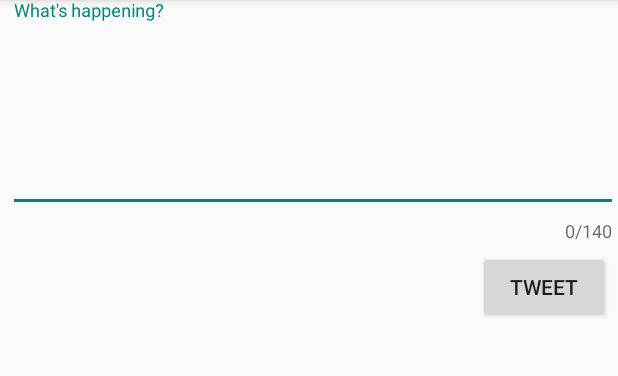
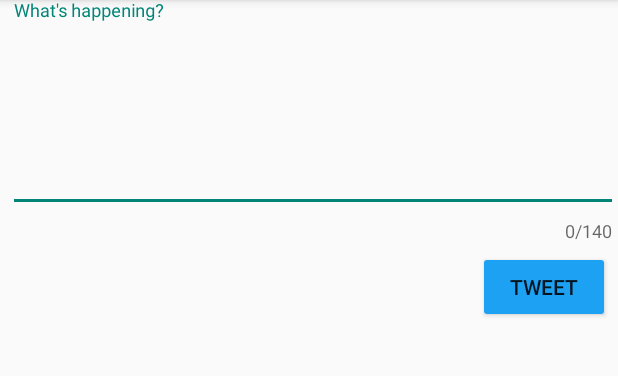
Before and after one commit to fionamei/TwitterAndroid, an Android app: the ComposeActivity screen opened directly, with no data from a screen before it, on a phone screen of 412 x 824 dp, the part 84-460 px from its top. Run offline under Robolectric (Android 15) with nearby library versions, the phone set to English and light mode, and no system bars; our stand-ins replace Room's generated code; libraries missing offline, so code that uses them is left out: com.codepath.asynchttpclient, com.facebook.stetho, org.parceler; 1 statement that could not run was skipped.

Commit message:
changed tweet button color

```diff
--- a/Twitter/app/src/main/res/layout/activity_compose.xml
+++ b/Twitter/app/src/main/res/layout/activity_compose.xml
@@ -37,6 +37,7 @@
         android:layout_alignParentEnd="true"
         android:layout_marginTop="5dp"
         android:layout_marginEnd="5dp"
+        android:backgroundTint="@color/twitter_blue"
         android:text="@string/tweet" />
 
 
```
